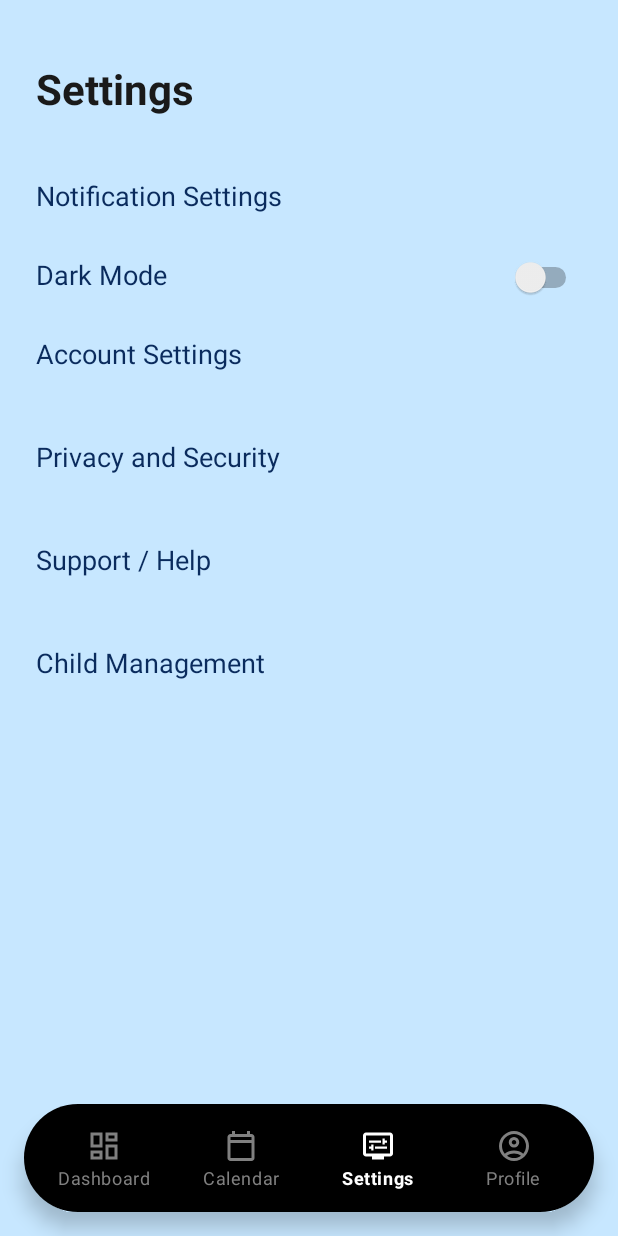
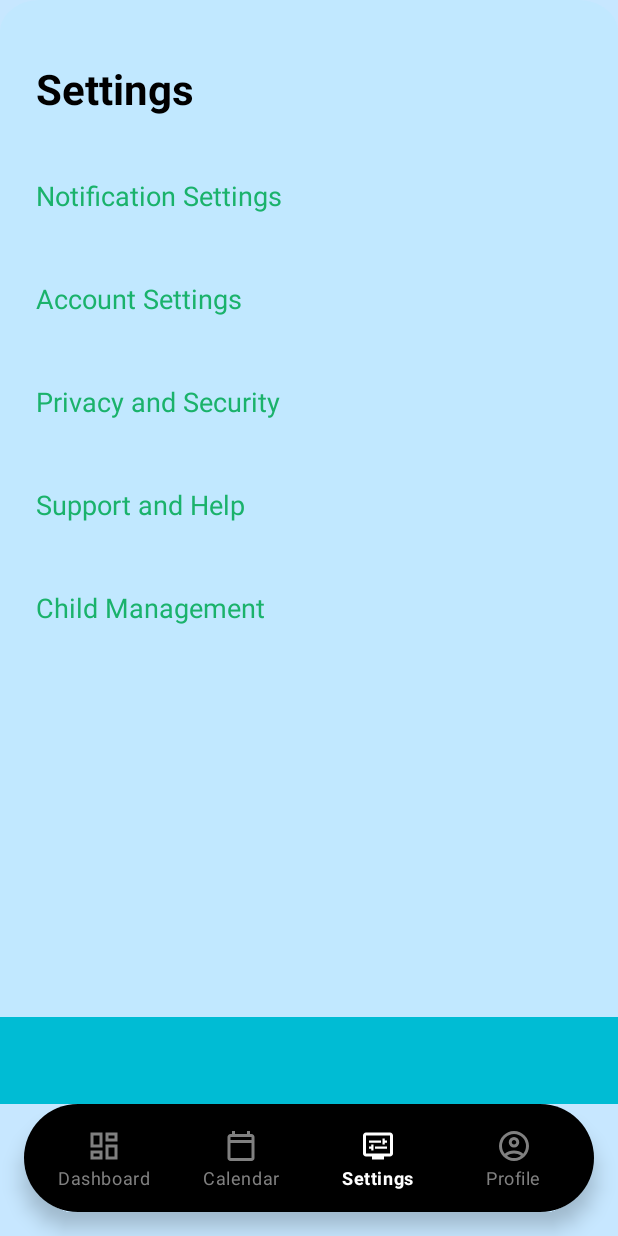
Before and after one commit to LindoNJOKO/QuantumVara-WIL-Project, an Android app: the MainActivity screen opened directly, with no data from a screen before it, item 3 of the bottom bar chosen, on a phone screen of 412 x 824 dp. Run offline under Robolectric (Android 15) with nearby library versions, the phone set to English and light mode, and no system bars.

Commit message:
Semi-Functional Prototype for Presentation App

```diff
--- a/app/src/main/res/layout/fragment_settings.xml
+++ b/app/src/main/res/layout/fragment_settings.xml
@@ -4,25 +4,18 @@
     xmlns:tools="http://schemas.android.com/tools"
     android:layout_width="match_parent"
     android:layout_height="match_parent"
-    android:background="?attr/colorBackground"
+    android:background="@drawable/reg"
     tools:context=".fragments.SettingsFragment">
 
-    <!-- Scrollable container for settings -->
-    <ScrollView
-        android:id="@+id/scroll_container"
+    <!-- Main content container (above bottom bar) -->
+    <androidx.constraintlayout.widget.ConstraintLayout
+        android:id="@+id/main_content"
         android:layout_width="0dp"
         android:layout_height="0dp"
-        android:fillViewport="true"
         app:layout_constraintTop_toTopOf="parent"
-        app:layout_constraintBottom_toBottomOf="parent"
+        app:layout_constraintBottom_toTopOf="@id/bottom_bar"
         app:layout_constraintStart_toStartOf="parent"
         app:layout_constraintEnd_toEndOf="parent">
-
-        <androidx.constraintlayout.widget.ConstraintLayout
-            android:id="@+id/main_content"
-            android:layout_width="match_parent"
-            android:layout_height="wrap_content"
-            android:paddingBottom="24dp">
 
         <!-- Title -->
         <TextView
@@ -32,7 +25,7 @@
             android:text="Settings"
             android:textSize="28sp"
             android:textStyle="bold"
-                android:textColor="?attr/colorOnBackground"
+            android:textColor="#000000"
             android:layout_marginTop="40dp"
             android:layout_marginStart="24dp"
             app:layout_constraintTop_toTopOf="parent"
@@ -45,41 +38,17 @@
             android:layout_height="wrap_content"
             android:text="Notification Settings"
             android:textSize="18sp"
-                android:textColor="?attr/colorPrimary"
+            android:textColor="#1AB26B"
             android:clickable="true"
             android:focusable="true"
             android:paddingVertical="16dp"
             android:background="?attr/selectableItemBackground"
+            app:layout_constraintTop_toBottomOf="@id/tvSettingsTitle"
+            app:layout_constraintStart_toStartOf="parent"
+            app:layout_constraintEnd_toEndOf="parent"
             android:layout_marginStart="24dp"
             android:layout_marginEnd="24dp"
-                android:layout_marginTop="24dp"
-                app:layout_constraintTop_toBottomOf="@id/tvSettingsTitle"
-                app:layout_constraintStart_toStartOf="parent"
-                app:layout_constraintEnd_toEndOf="parent"/>
-
-            <!-- Dark Mode Switch -->
-            <TextView
-                android:id="@+id/tvThemeSettings"
-                android:layout_width="wrap_content"
-                android:layout_height="wrap_content"
-                android:text="Dark Mode"
-                android:textSize="18sp"
-                android:textColor="?attr/colorPrimary"
-                android:layout_marginStart="24dp"
-                android:layout_marginTop="12dp"
-                app:layout_constraintTop_toBottomOf="@id/tvNotificationSettings"
-                app:layout_constraintStart_toStartOf="parent"/>
-
-            <Switch
-                android:id="@+id/switchTheme"
-                android:layout_width="60dp"
-                android:layout_height="60dp"
-                android:checked="false"
-                android:textOff="Light"
-                android:textOn="Dark"
-                app:layout_constraintBaseline_toBaselineOf="@id/tvThemeSettings"
-                app:layout_constraintEnd_toEndOf="parent"
-                android:layout_marginEnd="24dp"/>
+            android:layout_marginTop="24dp"/>
 
         <!-- Account Settings -->
         <TextView
@@ -88,17 +57,17 @@
             android:layout_height="wrap_content"
             android:text="Account Settings"
             android:textSize="18sp"
-                android:textColor="?attr/colorPrimary"
+            android:textColor="#1AB26B"
             android:clickable="true"
             android:focusable="true"
             android:paddingVertical="16dp"
             android:background="?attr/selectableItemBackground"
+            app:layout_constraintTop_toBottomOf="@id/tvNotificationSettings"
+            app:layout_constraintStart_toStartOf="parent"
+            app:layout_constraintEnd_toEndOf="parent"
             android:layout_marginStart="24dp"
             android:layout_marginEnd="24dp"
-                android:layout_marginTop="12dp"
-                app:layout_constraintTop_toBottomOf="@id/tvThemeSettings"
-                app:layout_constraintStart_toStartOf="parent"
-                app:layout_constraintEnd_toEndOf="parent"/>
+            android:layout_marginTop="12dp"/>
 
         <!-- Privacy & Security -->
         <TextView
@@ -107,36 +76,36 @@
             android:layout_height="wrap_content"
             android:text="Privacy and Security"
             android:textSize="18sp"
-                android:textColor="?attr/colorPrimary"
+            android:textColor="#1AB26B"
             android:clickable="true"
             android:focusable="true"
             android:paddingVertical="16dp"
             android:background="?attr/selectableItemBackground"
+            app:layout_constraintTop_toBottomOf="@id/tvAccountSettings"
+            app:layout_constraintStart_toStartOf="parent"
+            app:layout_constraintEnd_toEndOf="parent"
             android:layout_marginStart="24dp"
             android:layout_marginEnd="24dp"
-                android:layout_marginTop="12dp"
-                app:layout_constraintTop_toBottomOf="@id/tvAccountSettings"
-                app:layout_constraintStart_toStartOf="parent"
-                app:layout_constraintEnd_toEndOf="parent"/>
+            android:layout_marginTop="12dp"/>
 
         <!-- Support & Help -->
         <TextView
             android:id="@+id/tvSupportHelp"
             android:layout_width="0dp"
             android:layout_height="wrap_content"
-                android:text="Support / Help"
+            android:text="Support and Help"
             android:textSize="18sp"
-                android:textColor="?attr/colorPrimary"
+            android:textColor="#1AB26B"
             android:clickable="true"
             android:focusable="true"
             android:paddingVertical="16dp"
             android:background="?attr/selectableItemBackground"
+            app:layout_constraintTop_toBottomOf="@id/tvPrivacySecurity"
+            app:layout_constraintStart_toStartOf="parent"
+            app:layout_constraintEnd_toEndOf="parent"
             android:layout_marginStart="24dp"
             android:layout_marginEnd="24dp"
-                android:layout_marginTop="12dp"
-                app:layout_constraintTop_toBottomOf="@id/tvPrivacySecurity"
-                app:layout_constraintStart_toStartOf="parent"
-                app:layout_constraintEnd_toEndOf="parent"/>
+            android:layout_marginTop="12dp"/>
 
         <!-- Child Management -->
         <TextView
@@ -145,20 +114,28 @@
             android:layout_height="wrap_content"
             android:text="Child Management"
             android:textSize="18sp"
-                android:textColor="?attr/colorPrimary"
+            android:textColor="#1AB26B"
             android:clickable="true"
             android:focusable="true"
             android:paddingVertical="16dp"
             android:background="?attr/selectableItemBackground"
+            app:layout_constraintTop_toBottomOf="@id/tvSupportHelp"
+            app:layout_constraintStart_toStartOf="parent"
+            app:layout_constraintEnd_toEndOf="parent"
             android:layout_marginStart="24dp"
             android:layout_marginEnd="24dp"
-                android:layout_marginTop="12dp"
-                app:layout_constraintTop_toBottomOf="@id/tvSupportHelp"
-                app:layout_constraintStart_toStartOf="parent"
-                app:layout_constraintEnd_toEndOf="parent"/>
+            android:layout_marginTop="12dp"/>
 
     </androidx.constraintlayout.widget.ConstraintLayout>
 
-    </ScrollView>
+    <!-- Bottom Navigation Bar -->
+    <androidx.constraintlayout.widget.ConstraintLayout
+        android:id="@+id/bottom_bar"
+        android:layout_width="0dp"
+        android:layout_height="58dp"
+        android:background="#00BCD4"
+        app:layout_constraintStart_toStartOf="parent"
+        app:layout_constraintEnd_toEndOf="parent"
+        app:layout_constraintBottom_toBottomOf="parent"/>
 
 </androidx.constraintlayout.widget.ConstraintLayout>
```
Also changed, not shown: app/src/main/res/drawable/ic_dashboard.png (added). Lines whose indentation alone changed are shown as unchanged.
